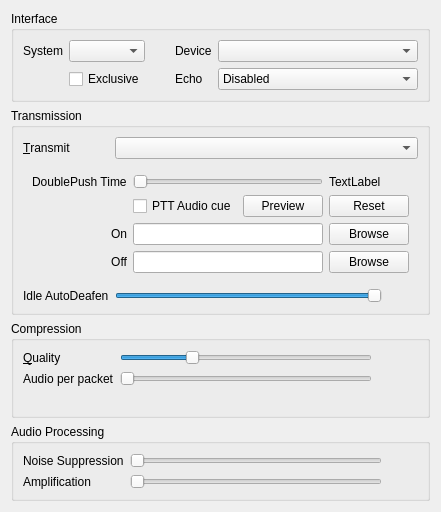
Above: src/mumble/AudioInput.ui from mumble-voip/mumble before the change. Below: the same form after it.
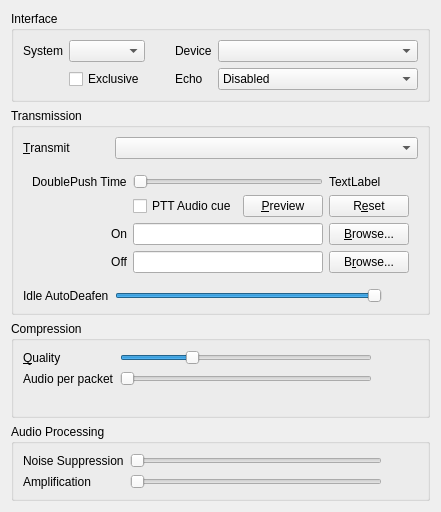
That is the form after the change. Custom widgets are drawn as their Qt base class.

Commit message: Add more keyboard shortcuts in the settings dialog

What changed in the file:
```diff
--- a/src/mumble/AudioInput.ui
+++ b/src/mumble/AudioInput.ui
@@ -288,7 +288,7 @@
              <string>&lt;b&gt;Reset&lt;/b&gt;&lt;br/&gt;Reset the paths for the files to their default.</string>
             </property>
             <property name="text">
-             <string>Reset</string>
+             <string>R&amp;eset</string>
             </property>
            </widget>
           </item>
@@ -298,7 +298,7 @@
              <string>Browse for on audio file</string>
             </property>
             <property name="text">
-             <string>Browse</string>
+             <string>&amp;Browse...</string>
             </property>
            </widget>
           </item>
@@ -308,7 +308,7 @@
              <string>Browse for off audio file</string>
             </property>
             <property name="text">
-             <string>Browse</string>
+             <string>B&amp;rowse...</string>
             </property>
            </widget>
           </item>
@@ -341,7 +341,7 @@
              <string>&lt;b&gt;Preview&lt;/b&gt;&lt;br/&gt;Plays the current &lt;i&gt;on&lt;/i&gt; soundfile followed by the current &lt;i&gt;off&lt;/i&gt; soundfile.</string>
             </property>
             <property name="text">
-             <string>Preview</string>
+             <string>&amp;Preview</string>
             </property>
            </widget>
           </item>
```
The commit also changes 3 other files.
